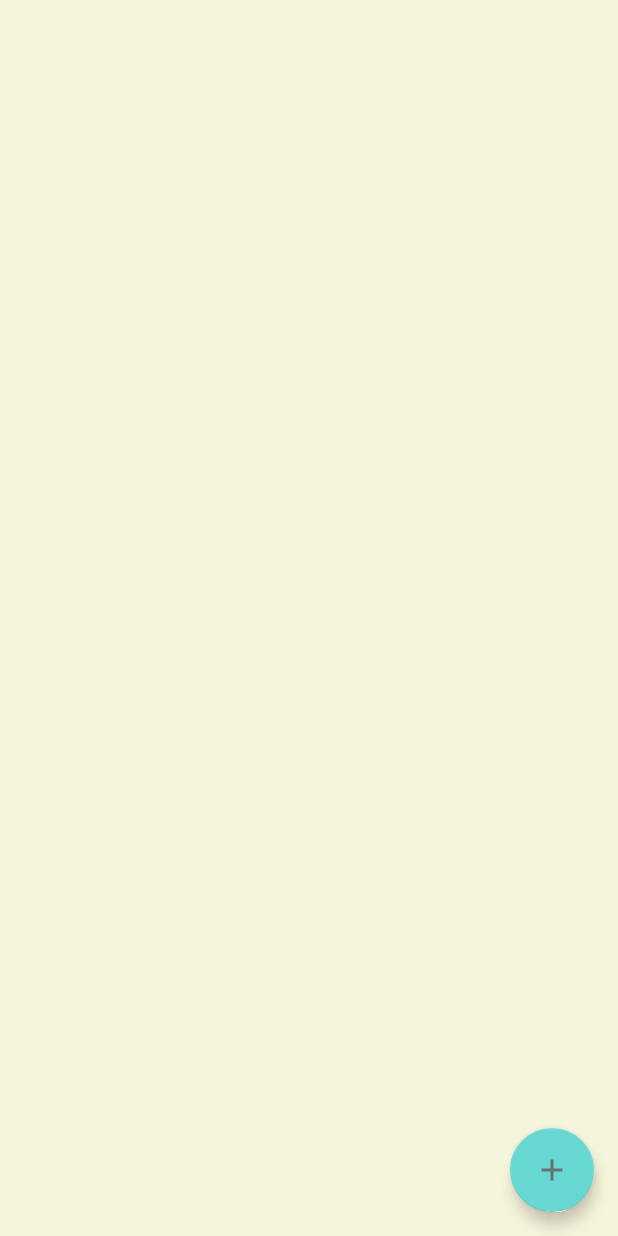
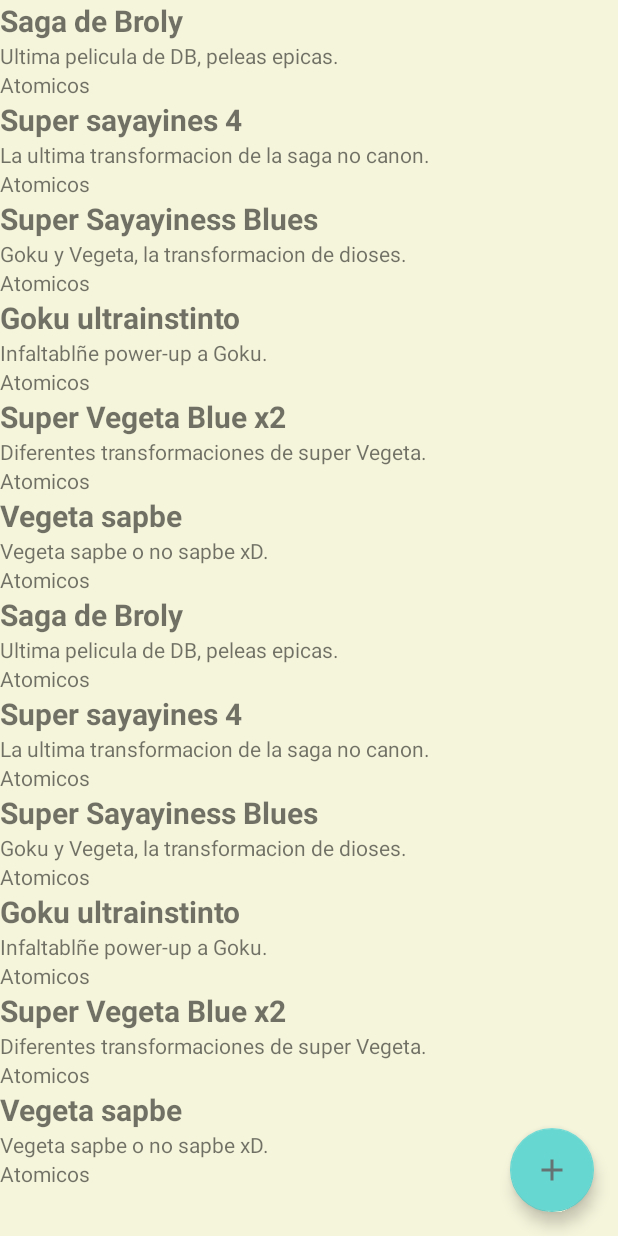
Before and after one commit to Christianbeny/MiiNote, an Android app: the screen it shows after launch (MainActivity), on a phone screen of 412 x 824 dp. Run offline under Robolectric (Android 15) with nearby library versions, the phone set to English and light mode, and no system bars.

Commit message:
Agregado clases Item y Adapter

```diff
--- a/app/src/main/java/com/example/miinote/Adaptador.java
+++ /dev/null
@@ -1,34 +0,0 @@
-package com.example.miinote;
-
-import android.view.View;
-import android.view.ViewGroup;
-import android.widget.BaseAdapter;
-
-public class Adaptador extends BaseAdapter {
-//78784
-
-    @Override
-    public int getCount() {
-        return 0;
-    }
-//4785
-    @Override
-    public Object getItem(int position) {
-        return null;
-    }
-
-    @Override
-    public long getItemId(int position) {
-        return 0;
-    }
-
-    @Override
-    public View getView(int position, View convertView, ViewGroup parent) {
-        return null;
-    }
-
-
-    //
-
-
-}
--- /dev/null
+++ b/app/src/main/java/com/example/miinote/Adaptador/Adaptador.java
@@ -0,0 +1,61 @@
+package com.example.miinote.Adaptador;
+
+import android.content.Context;
+import android.view.LayoutInflater;
+import android.view.View;
+import android.view.ViewGroup;
+import android.widget.TextView;
+
+import androidx.annotation.NonNull;
+import androidx.recyclerview.widget.RecyclerView;
+
+import com.example.miinote.Modelo.Item;
+import com.example.miinote.R;
+
+import java.util.ArrayList;
+
+public class Adaptador extends RecyclerView.Adapter {
+
+    private Context contexto;
+    private ArrayList<Item> listaItem;
+
+    public Adaptador(Context contexto, ArrayList<Item> listaItem) {
+        this.contexto = contexto;
+        this.listaItem = listaItem;
+    }
+
+    @Override
+    public RecyclerView.ViewHolder onCreateViewHolder(@NonNull ViewGroup parent, int viewType) {
+        View contentView = LayoutInflater.from(contexto).inflate(R.layout.layout_item_list,null);
+        return new Holder(contentView);
+    }
+
+    @Override
+    public void onBindViewHolder(@NonNull RecyclerView.ViewHolder holder, int position) {
+        Item item = listaItem.get(position);
+        Holder Hol = (Holder) holder;
+        Hol.txtTitu.setText(item.getTitulo());
+        Hol.txtDes.setText(item.getDescrip());
+        Hol.txtNot.setText(item.getNota());
+    }
+
+    @Override
+    public int getItemCount() {
+        return listaItem.size();
+    }
+
+    public static class Holder extends RecyclerView.ViewHolder{
+
+        TextView txtTitu;
+        TextView txtDes;
+        TextView txtNot;
+
+        public Holder(View itemView) {
+            super(itemView);
+
+            txtTitu = (TextView) itemView.findViewById(R.id.txtTitulo);
+            txtDes = (TextView) itemView.findViewById(R.id.txtDesc);
+            txtNot = (TextView) itemView.findViewById(R.id.txtNota);
+        }
+    }
+}
--- a/app/src/main/java/com/example/miinote/DbHelper.java
+++ b/app/src/main/java/com/example/miinote/DbHelper.java
@@ -7,21 +7,7 @@ import android.database.sqlite.SQLiteOpenHelper;
 import androidx.annotation.Nullable;
 
 public class DbHelper extends SQLiteOpenHelper {
-    /**
-    //Nombre de la tabla
-    public static final String TABLA_NAME = "notas";
-    //creacion de atributos
-    public static final String CN_ID = "id";
-    public static final String CN_TITLE = "titulo";
-    public static final String CN_DESCRIP = "descripcion";
-    public static final String CN_CONTENT = "nota";
-    //creacion de la tabla SQLite
-    public static final String CREATE_TABLE = "create table "+ TABLA_NAME + " ("
-            + CN_ID + " integer primary key AUTOINCREMENT, "
-            + CN_TITLE + " text not null, "
-            + CN_DESCRIP + " text not null, "
-            + CN_CONTENT + " text )";
-**/
+
     private static final String DATABASE_DROP = "drop table if exists " + DataBaseManager.TABLA_NAME;
 
     public DbHelper( Context context, String name, SQLiteDatabase.CursorFactory factory, int version) {
--- a/app/src/main/java/com/example/miinote/MainActivity.java
+++ b/app/src/main/java/com/example/miinote/MainActivity.java
@@ -1,30 +1,38 @@
 package com.example.miinote;
 
-import android.content.ContentValues;
 import android.content.Intent;
 import android.database.Cursor;
-import android.database.sqlite.SQLiteDatabase;
 import android.os.Bundle;
 
+import com.example.miinote.Adaptador.Adaptador;
+import com.example.miinote.Modelo.Item;
 import com.google.android.material.floatingactionbutton.FloatingActionButton;
 
 import androidx.appcompat.app.AppCompatActivity;
 import androidx.appcompat.widget.Toolbar;
+import androidx.recyclerview.widget.LinearLayoutManager;
+import androidx.recyclerview.widget.RecyclerView;
 
 import android.view.View;
 
 import android.view.Menu;
 import android.view.MenuItem;
 import android.widget.ListView;
-import android.widget.SimpleCursorAdapter;
+
+import java.util.ArrayList;
 
 public class MainActivity extends AppCompatActivity {
 //55959594
-
+/**
     private DataBaseManager manager;
     private Cursor cursor;
     private ListView lista;
     private Adaptador adapter;
+**/
+    private RecyclerView recyclerView;
+    private Adaptador adaptador;
+    private RecyclerView.LayoutManager manager;
+
 
     @Override
     protected void onCreate(Bundle savedInstanceState) {
@@ -32,23 +40,27 @@ public class MainActivity extends AppCompatActivity {
         setContentView(R.layout.activity_main);
         Toolbar toolbar = findViewById(R.id.toolbar);
         setSupportActionBar(toolbar);
-
+/**
         manager = new DataBaseManager(this);
-        lista = (ListView) findViewById(R.id.ListView);
+        lista = (ListView) findViewById(R.id.RecyclerView);
 
         manager.insertar("Mane","debe Feria","Me deves mucho mane hijo de la *******");
         //manager.insertar("Aplicacion","debe Feria","Me deves mucho mane hijo de la *******");
         //manager.insertar("chales","debe Feria","Me deves mucho mane hijo de la *******");
 
+        cursor = manager.cargarCursorNotas();
 
-        String[] from = new String[]{ manager.CN_TITLE,manager.CN_DESCRIP,manager.CN_CONTENT};
-        int[] to = new int[]{android.R.id.text1,android.R.id.text2};
-        cursor = manager.cargarCursorNotas();
-//Error MANE CHECALO
         adapter = new Adaptador();
-        //adapter = new SimpleCursorAdapter(this,android.R.layout.two_line_list_item,cursor,from,to,0);
         lista.setAdapter(adapter);
+**/
 
+
+        recyclerView = findViewById(R.id.RecyclerView);
+        manager = new LinearLayoutManager(this);
+        recyclerView.setLayoutManager(manager);
+
+        adaptador = new Adaptador(this,getlista());
+        recyclerView.setAdapter(adaptador);
 
         //creacion de boton flotante
         FloatingActionButton fab = findViewById(R.id.agrega);
@@ -84,20 +96,21 @@ public class MainActivity extends AppCompatActivity {
 
         return super.onOptionsItemSelected(item);
     }
-/**
-    public void registrar(){
-        manager = new DbHelper(this,"listanotas",null,1);
-        SQLiteDatabase admin = manager.getWritableDatabase();
-        String titulo = "mane";
-        String descripcion = "debe";
-        String nota = "me debe feria";
+    private ArrayList<Item> getlista() {
+        ArrayList<Item> itemLists = new ArrayList<>();
+        itemLists.add(new Item("Saga de Broly", "Ultima pelicula de DB, peleas epicas.", "Atomicos"));
+        itemLists.add(new Item("Super sayayines 4", "La ultima transformacion de la saga no canon.", "Atomicos"));
+        itemLists.add(new Item("Super Sayayiness Blues", "Goku y Vegeta, la transformacion de dioses.", "Atomicos"));
+        itemLists.add(new Item("Goku ultrainstinto", "Infaltablñe power-up a Goku.", "Atomicos"));
+        itemLists.add(new Item("Super Vegeta Blue x2", "Diferentes transformaciones de super Vegeta.", "Atomicos"));
+        itemLists.add(new Item("Vegeta sapbe", "Vegeta sapbe o no sapbe xD.", "Atomicos"));
+        itemLists.add(new Item("Saga de Broly", "Ultima pelicula de DB, peleas epicas.", "Atomicos"));
+        itemLists.add(new Item("Super sayayines 4", "La ultima transformacion de la saga no canon.","Atomicos"));
+        itemLists.add(new Item("Super Sayayiness Blues", "Goku y Vegeta, la transformacion de dioses.", "Atomicos"));
+        itemLists.add(new Item("Goku ultrainstinto", "Infaltablñe power-up a Goku.", "Atomicos"));
+        itemLists.add(new Item("Super Vegeta Blue x2", "Diferentes transformaciones de super Vegeta.", "Atomicos"));
+        itemLists.add(new Item("Vegeta sapbe", "Vegeta sapbe o no sapbe xD.", "Atomicos"));
 
-        ContentValues registro = new ContentValues();
-        registro.put("titulo",titulo);
-        registro.put("descripcion",descripcion);
-        registro.put("nota",nota);
-
-        admin.insert("notas",null,registro);
-
-    }**/
+        return itemLists;
+    }
 }
--- /dev/null
+++ b/app/src/main/java/com/example/miinote/Modelo/Item.java
@@ -0,0 +1,26 @@
+package com.example.miinote.Modelo;
+
+public class Item {
+
+    private String titulo;
+    private String descrip;
+    private String nota;
+
+    public Item(String titulo, String descrip, String nota) {
+        this.titulo = titulo;
+        this.descrip = descrip;
+        this.nota = nota;
+    }
+
+    public String getTitulo() {
+        return titulo;
+    }
+
+    public String getDescrip() {
+        return descrip;
+    }
+
+    public String getNota() {
+        return nota;
+    }
+}
--- a/app/src/main/res/layout/content_main.xml
+++ b/app/src/main/res/layout/content_main.xml
@@ -1,27 +1,13 @@
 <?xml version="1.0" encoding="utf-8"?>
-<androidx.constraintlayout.widget.ConstraintLayout
-    xmlns:android="http://schemas.android.com/apk/res/android"
-    xmlns:app="http://schemas.android.com/apk/res-auto"
-    xmlns:tools="http://schemas.android.com/tools"
-    android:id="@+id/Recycler"
+<RelativeLayout xmlns:android="http://schemas.android.com/apk/res/android"
+android:id="@+id/activity_main"
+android:layout_width="match_parent"
+android:layout_height="match_parent"
+android:background="#f5f5dc">
+
+<androidx.recyclerview.widget.RecyclerView
+    android:id="@+id/RecyclerView"
     android:layout_width="match_parent"
     android:layout_height="match_parent"
-    android:background="#f5f5dc"
-    app:layout_behavior="@string/appbar_scrolling_view_behavior">
-
-    <LinearLayout
-        android:id="@+id/LinearLayout"
-        android:layout_width="409dp"
-        android:layout_height="601dp"
-        android:orientation="vertical"
-        app:layout_constraintBottom_toBottomOf="parent"
-        app:layout_constraintEnd_toEndOf="parent"
-        app:layout_constraintStart_toStartOf="parent"
-        app:layout_constraintTop_toTopOf="parent">
-
-        <ListView
-            android:id="@+id/ListView"
-            android:layout_width="match_parent"
-            android:layout_height="match_parent" />
-    </LinearLayout>
-</androidx.constraintlayout.widget.ConstraintLayout>
+    android:scrollbars="vertical" />
+</RelativeLayout>
--- /dev/null
+++ b/app/src/main/res/layout/layout_item_list.xml
@@ -0,0 +1,29 @@
+<?xml version="1.0" encoding="utf-8"?>
+<LinearLayout xmlns:android="http://schemas.android.com/apk/res/android"
+    android:orientation="horizontal"
+    android:layout_width="match_parent"
+    android:layout_height="match_parent">
+
+    <LinearLayout
+        android:layout_width="wrap_content"
+        android:layout_height="wrap_content"
+        android:orientation="vertical">
+
+        <TextView
+            android:id="@+id/txtTitulo"
+            android:layout_width="wrap_content"
+            android:layout_height="wrap_content"
+            android:textSize="20sp"
+            android:textStyle="bold" />
+
+        <TextView
+            android:id="@+id/txtDesc"
+            android:layout_width="wrap_content"
+            android:layout_height="wrap_content" />
+
+        <TextView
+            android:id="@+id/txtNota"
+            android:layout_width="wrap_content"
+            android:layout_height="wrap_content" />
+    </LinearLayout>
+</LinearLayout>
```
